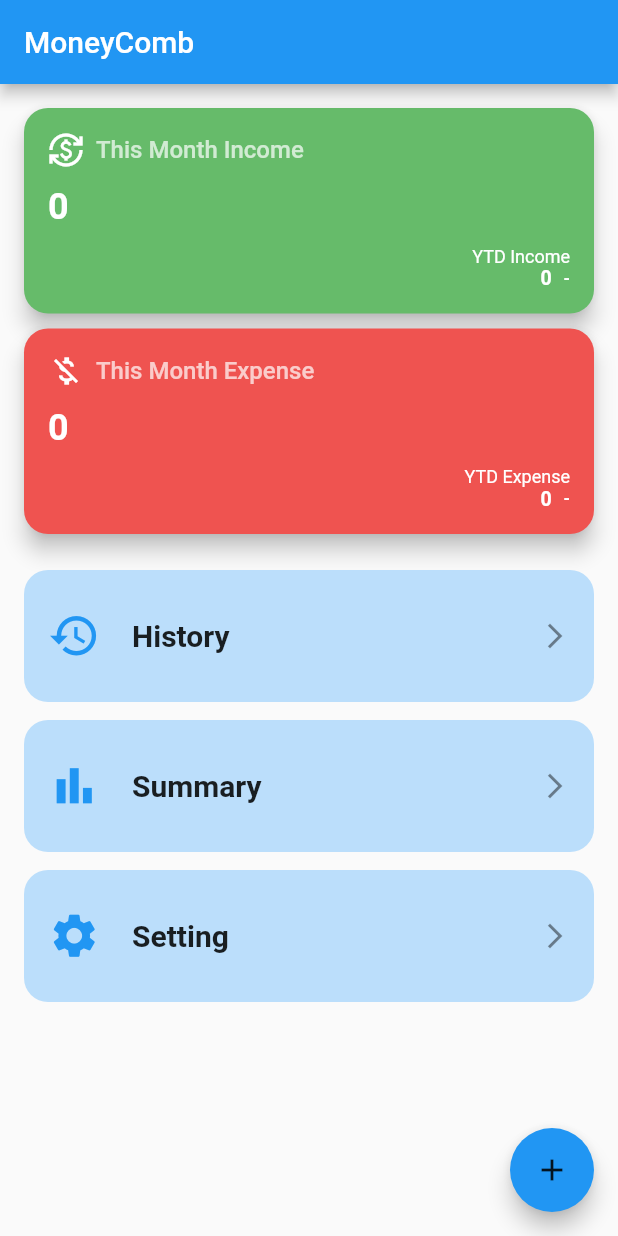
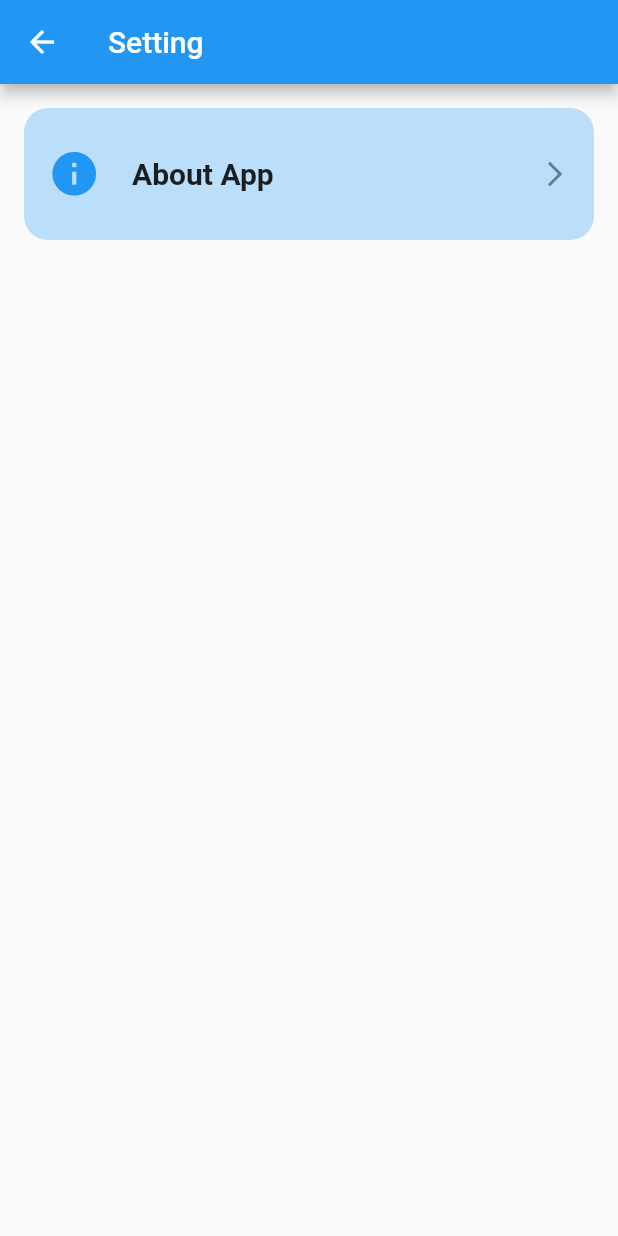
Before and after one commit to samseptiano/moneycomb-flutter, a Flutter app: the screen it shows after launch, after a tap on "Setting", on a phone screen of 412 x 824 dp. Run offline on Flutter 3.47's test engine with Material 2 defaults, Android fonts, the phone set to English and light mode, and no system bars; our stand-ins replace bloc, equatable, flutter_bloc, flutter_slidable, lottie and 2 more; missing offline and left inert: dart:ffi; accounts and stored records are empty.

Commit message:
add about app

```diff
--- a/lib/ui/page/home_screen.dart
+++ b/lib/ui/page/home_screen.dart
@@ -1,5 +1,6 @@
 import 'package:flutter/material.dart';
 import 'package:flutter_bloc/flutter_bloc.dart';
+import 'package:money_comb/ui/page/setting_screen.dart';
 import 'package:money_comb/ui/page/transaction_history_screen.dart';
 import '../../bloc/bloc/expense/expense_bloc.dart';
 import '../../bloc/bloc/income/income_bloc.dart';
@@ -33,7 +34,14 @@ class _HomeScreenState extends State<HomeScreen> {
         },
       ),
       _HomeItem(icon: Icons.bar_chart, label: 'Summary', onTap: () {}),
-      _HomeItem(icon: Icons.settings, label: 'Setting', onTap: () {}),
+      _HomeItem(icon: Icons.settings, label: 'Setting', onTap: () {
+        Navigator.push(
+            context,
+            MaterialPageRoute(
+              builder: (_) => const SettingScreen(),
+            ),
+          );
+      }),
     ]);
 
     // Dispatch events to fetch data on startup
--- /dev/null
+++ b/lib/ui/page/setting_screen.dart
@@ -0,0 +1,80 @@
+import 'package:flutter/material.dart';
+import 'package:flutter_bloc/flutter_bloc.dart';
+import 'package:money_comb/ui/page/about_screen.dart';
+import 'package:money_comb/ui/page/transaction_history_screen.dart';
+import '../../bloc/bloc/expense/expense_bloc.dart';
+import '../../bloc/bloc/income/income_bloc.dart';
+import '../widgets/total_card_home.dart';
+import 'add_or_update_screen.dart';
+
+class SettingScreen extends StatefulWidget {
+  const SettingScreen({super.key});
+
+  @override
+  State<SettingScreen> createState() => _SettingScreenState();
+}
+
+class _SettingScreenState extends State<SettingScreen> {
+  final List<_SettingItem> items = [];
+
+  @override
+  void initState() {
+    super.initState();
+    items.addAll([
+      _SettingItem(
+        icon: Icons.info,
+        label: 'About App',
+        onTap: () {
+          Navigator.push(
+            context,
+            MaterialPageRoute(builder: (c) => const AboutScreen()),
+          );
+        },
+      ),
+    ]);
+  }
+
+  @override
+  Widget build(BuildContext context) {
+    return Scaffold(
+      appBar: AppBar(title: const Text('Setting')),
+      body: ListView(
+        padding: const EdgeInsets.all(16),
+        children: [
+          // Menu List
+          ...items.map(
+            (item) => Container(
+              margin: const EdgeInsets.only(bottom: 12),
+              decoration: BoxDecoration(
+                color: Colors.blue.shade100,
+                borderRadius: BorderRadius.circular(16),
+              ),
+              child: ListTile(
+                contentPadding:
+                    const EdgeInsets.symmetric(horizontal: 16, vertical: 16),
+                onTap: item.onTap,
+                leading: Icon(item.icon, size: 35, color: Colors.blue),
+                title: Text(
+                  item.label,
+                  style: const TextStyle(
+                    fontSize: 20,
+                    fontWeight: FontWeight.w600,
+                  ),
+                ),
+                trailing: const Icon(Icons.arrow_forward_ios, size: 20),
+              ),
+            ),
+          ),
+        ],
+      ),
+    );
+  }
+}
+
+class _SettingItem {
+  final IconData icon;
+  final String label;
+  final VoidCallback onTap;
+
+  _SettingItem({required this.icon, required this.label, required this.onTap});
+}
--- a/pubspec.yaml
+++ b/pubspec.yaml
@@ -40,6 +40,8 @@ dependencies:
   equatable: ^2.0.3
   lottie:
   flutter_slidable: ^3.0.0
+  package_info_plus: ^3.1.2
+
 
 dev_dependencies:
   flutter_test:
```
Also changed, not shown: lib/ui/page/about_screen.dart (added, +80 -0 lines), pubspec.lock.
